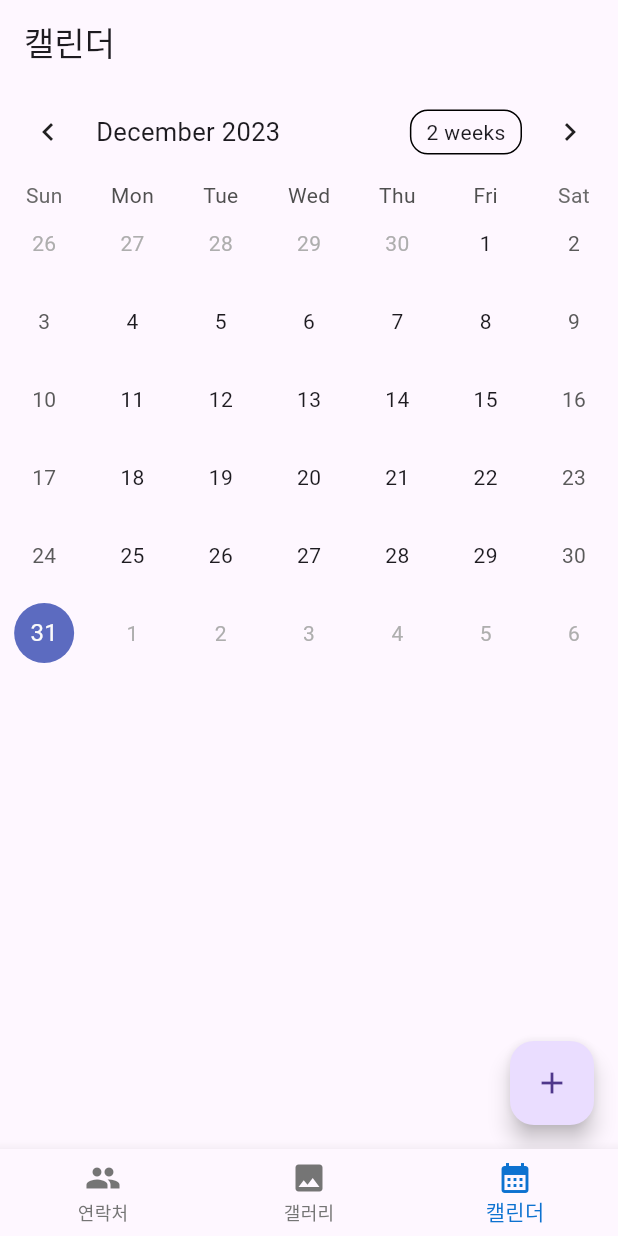
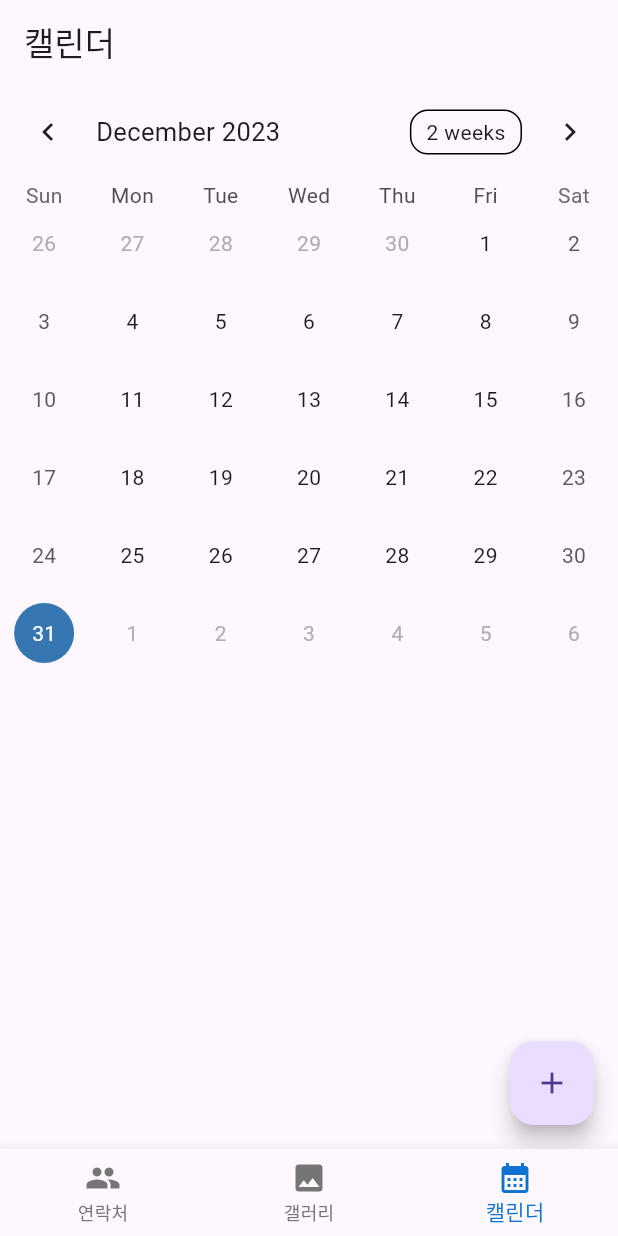
Before and after one commit to jjjh02/madcamp_1week, a Flutter app: the screen it shows after launch, item 3 of the bottom bar chosen, on a phone screen of 412 x 824 dp. Run offline on Flutter 3.47's test engine with Material 3 defaults, Android fonts, the phone set to English and light mode, and no system bars; drawn by our look-alikes of table_calendar; our stand-ins replace contacts_service, image_picker, permission_handler; Roboto replaces fonts that are missing (SUITE).

Commit message:
contact json 수정

```diff
--- a/lib/pages/calendar/ViewCalendarPage.dart
+++ b/lib/pages/calendar/ViewCalendarPage.dart
@@ -6,6 +6,7 @@ import 'package:madcamp_1week/pages/calendar/ViewEventInfoPage.dart';
 import 'dart:convert';
 import 'dart:io';
 import 'package:path_provider/path_provider.dart';
+
 
 class Event {
   final String title;
@@ -174,7 +175,7 @@ class _ViewCalendarPageWidgetState extends State<ViewCalendarPageWidget> {
 
   List<String> contactNames = contacts.map((contact) => contact.name).toList();
 
-    String? _selectedValue ;
+  String? _selectedValue ;
 
 
   @override
@@ -192,6 +193,16 @@ class _ViewCalendarPageWidgetState extends State<ViewCalendarPageWidget> {
             selectedDayPredicate: (day) => isSameDay(_selectedDay, day),
             onDaySelected: _onDaySelected,
             eventLoader: _getEventsForDay,
+            calendarStyle: CalendarStyle(
+    selectedDecoration: BoxDecoration(
+      color: Color.fromARGB(255, 54, 118, 177), // 선택된 날짜의 배경색
+      shape: BoxShape.circle, // 선택된 날짜의 모양 (사각형)
+     // 선택된 날짜의 둥근 모서리
+    ),
+    selectedTextStyle: TextStyle(
+      color: Colors.white, // 선택된 날짜의 텍스트 색상
+    ),
+  ),
           ),
           const SizedBox(height: 8.0),
           Expanded(
--- a/lib/pages/calendar/ViewEventInfoPage.dart
+++ b/lib/pages/calendar/ViewEventInfoPage.dart
@@ -1,5 +1,6 @@
 import 'package:flutter/material.dart';
 import 'package:madcamp_1week/pages/contact/ContactModel.dart';
+
 
 class ViewEventInfoPage extends StatelessWidget {
   final String title;
@@ -36,7 +37,7 @@ class ViewEventInfoPage extends StatelessWidget {
   }
 
   void showContactDetails(BuildContext context, String name) {
-    Contact? contact = getContactByName(name);
+    ContactPeople? contact = getContactByName(name);
     if (contact != null) {
       showDialog(
         context: context,
@@ -66,7 +67,7 @@ class ViewEventInfoPage extends StatelessWidget {
   }
 }
 
-Contact? getContactByName(String name) {
+ContactPeople? getContactByName(String name) {
   return contacts.firstWhere(
     (contact) => contact.name.toLowerCase() == name.toLowerCase(),
     //orElse: () => null,
--- a/lib/pages/contact/ContactModel.dart
+++ b/lib/pages/contact/ContactModel.dart
@@ -1,18 +1,31 @@
 import 'dart:convert';
 import 'package:flutter/material.dart';
 
+// json데이터 형식
+List<Map<String, dynamic>> jsonData = [
+  {"name": "Alpha", "phoneNumber": "010-1111-1111", "relation": "family"},
+  {"name": "Bravo", "phoneNumber": "010-2222-2222", "relation": "friend"},
+  {"name": "Charlie", "phoneNumber": "010-3333-3333", "relation": "relative"},
+  {"name": "Delta", "phoneNumber": "010-4444-4444", "relation": "family"},
+  {"name": "Echo", "phoneNumber": "010-5555-5555", "relation": "friend"},
+  {"name": "Foxtrot", "phoneNumber": "010-6666-6666", "relation": "friend"},
+  {"name": "Golf", "phoneNumber": "010-7777-7777", "relation": "family"},
+  {"name": "Hotel", "phoneNumber": "010-8888-8888", "relation": "friend"},
+  {"name": "India", "phoneNumber": "010-9999-9999", "relation": "relative"}
+];
 
-class Contact {
+// Contact.fromJson이 jsonData를
+class ContactPeople {
   final String name;
   final String phoneNumber;
   final String relation;
 
 
-  Contact({required this.name, required this.phoneNumber, required this.relation});
+  ContactPeople({required this.name, required this.phoneNumber, required this.relation});
 
 
-  factory Contact.fromJson(Map<String, dynamic> json) {
-    return Contact(
+  factory ContactPeople.fromJson(Map<String, dynamic> json) {
+    return ContactPeople(
       name: json['name'],
       phoneNumber: json['phoneNumber'],
       relation: json['relation'],
@@ -20,14 +33,7 @@ class Contact {
   }
 }
 
-final List<Contact> contacts = [
-    Contact(name: 'Alpha', phoneNumber: '010-1111-1111', relation: 'family'),
-    Contact(name: 'Bravo', phoneNumber: '010-2222-2222', relation: 'friend'),
-    Contact(name: 'Charlie', phoneNumber: '010-3333-3333', relation: 'relative'),
-    Contact(name: 'Delta', phoneNumber: '010-4444-4444', relation: 'family'),
-    Contact(name: 'Echo', phoneNumber: '010-5555-5555', relation: 'friend'),
-    Contact(name: 'Foxtrot', phoneNumber: '010-6666-6666', relation: 'friend'),
-    Contact(name: 'Golf', phoneNumber: '010-7777-7777', relation: 'family'),
-    Contact(name: 'Hotel', phoneNumber: '010-8888-8888', relation: 'friend'),
-    Contact(name: 'India', phoneNumber: '010-9999-9999', relation: 'relative'),
-  ];
+// contacts: jsonData에서 jsonItem을 구별해서 jsonItem을 Contact.fromJson함수를 통해서 Contact객체로 만들고 List형식으로 return함
+List<ContactPeople> contacts = jsonData.map((jsonItem) {
+  return ContactPeople.fromJson(jsonItem);
+}).toList();
--- a/pubspec.yaml
+++ b/pubspec.yaml
@@ -34,6 +34,8 @@ dependencies:
   image_picker: ^1.0.5
   path_provider: ^2.1.1
   path: ^1.8.3
+  contacts_service: ^0.6.3
+  permission_handler: ^11.1.0
 
 
   # The following adds the Cupertino Icons font to your application.
```
Also changed, not shown: lib/pages/contact/ViewContactPage.dart (+7 -4 lines), pubspec.lock, 5 other files.
